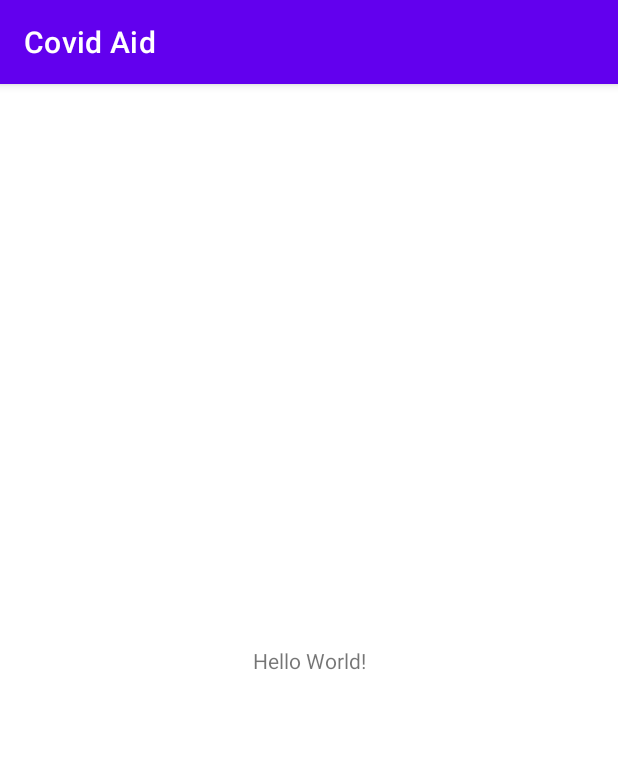
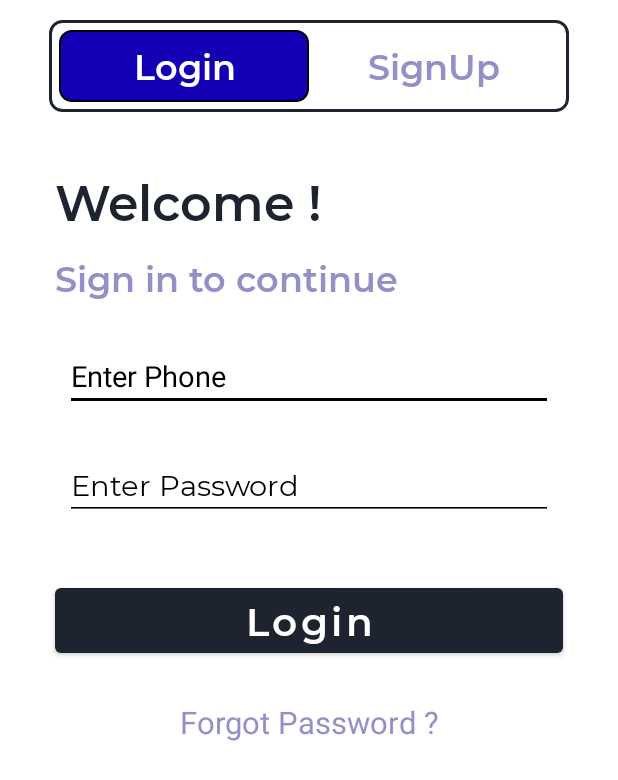
Before and after one commit to iamdhavalparmar/Covid-Aid, an Android app: the screen it shows after launch (MainActivity before the commit, Login after it), on a phone screen of 412 x 824 dp. Shown: the top 780 px of the screen. Run offline under Robolectric (Android 15) with nearby library versions, the phone set to English and light mode, and no system bars; our stand-ins replace sdp/ssp sizes.

Commit message:
SignUp + Login

```diff
--- a/app/build.gradle
+++ b/app/build.gradle
@@ -33,7 +33,9 @@ dependencies {
     implementation 'androidx.appcompat:appcompat:1.2.0'
     implementation 'com.google.android.material:material:1.3.0'
     implementation 'androidx.constraintlayout:constraintlayout:2.0.4'
+    implementation 'androidx.legacy:legacy-support-v4:1.0.0'
     testImplementation 'junit:junit:4.+'
     androidTestImplementation 'androidx.test.ext:junit:1.1.2'
     androidTestImplementation 'androidx.test.espresso:espresso-core:3.3.0'
+    implementation 'com.intuit.sdp:sdp-android:1.0.6'
 }
--- a/app/src/main/AndroidManifest.xml
+++ b/app/src/main/AndroidManifest.xml
@@ -9,7 +9,7 @@
         android:roundIcon="@mipmap/ic_launcher_round"
         android:supportsRtl="true"
         android:theme="@style/Theme.CovidAid">
-        <activity android:name=".MainActivity">
+        <activity android:name=".Login">
             <intent-filter>
                 <action android:name="android.intent.action.MAIN" />
 
--- /dev/null
+++ b/app/src/main/java/com/covidaid/Fragement/LoginFragment.java
@@ -0,0 +1,22 @@
+package com.covidaid.Fragement;
+
+import android.os.Bundle;
+
+import androidx.fragment.app.Fragment;
+
+import android.view.LayoutInflater;
+import android.view.View;
+import android.view.ViewGroup;
+
+import com.covidaid.R;
+
+public class LoginFragment extends Fragment {
+
+    @Override
+    public View onCreateView(LayoutInflater inflater, ViewGroup container,
+                             Bundle savedInstanceState) {
+        // Inflate the layout for this fragment
+        View view = inflater.inflate(R.layout.fragment_login, container, false);
+        return view;
+    }
+}
--- /dev/null
+++ b/app/src/main/java/com/covidaid/Login.java
@@ -0,0 +1,65 @@
+package com.covidaid;
+
+import androidx.appcompat.app.AppCompatActivity;
+import androidx.transition.Fade;
+
+import android.annotation.SuppressLint;
+import android.graphics.Color;
+import android.os.Bundle;
+import android.widget.RadioButton;
+import android.widget.RadioGroup;
+import android.widget.Toast;
+
+import com.covidaid.Fragement.LoginFragment;
+import com.covidaid.Fragement.SignUp;
+import com.covidaid.Utils.Utils;
+
+public class Login extends AppCompatActivity {
+
+    RadioGroup toggle;
+    RadioButton login,signUp;
+    @Override
+    protected void onCreate(Bundle savedInstanceState) {
+        super.onCreate(savedInstanceState);
+        setContentView(R.layout.login);
+
+        toggle = findViewById(R.id.radio_group);
+        login = findViewById(R.id.login);
+        signUp  = findViewById(R.id.signup);
+
+        LoginFragment loginFragment = new LoginFragment();
+        Utils.setMyFragment(loginFragment,getSupportFragmentManager());
+        login.setTextColor(Color.WHITE);
+        toggle.setOnCheckedChangeListener(new RadioGroup.OnCheckedChangeListener() {
+            @SuppressLint({"NonConstantResourceId", "ResourceType"})
+            @Override
+            public void onCheckedChanged(RadioGroup radioGroup, int i) {
+                switch (i){
+                    case R.id.login:
+                        login.setTextColor(Color.WHITE);
+                        signUp.setTextColor(R.color.ligh_blue);
+                        Toast.makeText(Login.this, "Login", Toast.LENGTH_SHORT).show();
+                        LoginFragment loginFragment = new LoginFragment();
+                        loginFragment.setSharedElementEnterTransition(new Utils.DetailsTransition());
+                        loginFragment.setEnterTransition(new Fade());
+                        loginFragment.setExitTransition(new Fade());
+                        loginFragment.setSharedElementReturnTransition(new Utils.DetailsTransition());
+                        Utils.setMyFragment(loginFragment, getSupportFragmentManager());
+                        break;
+                    case R.id.signup:
+                        signUp.setTextColor(Color.WHITE);
+                        login.setTextColor(R.color.ligh_blue);
+                        Toast.makeText(Login.this, "SignUp", Toast.LENGTH_SHORT).show();
+                        SignUp signUpfragment = new SignUp();
+                        signUpfragment.setSharedElementEnterTransition(new Utils.DetailsTransition());
+                        signUpfragment.setEnterTransition(new Fade());
+                        signUpfragment.setExitTransition(new Fade());
+                        signUpfragment.setSharedElementReturnTransition(new Utils.DetailsTransition());
+                        Utils.setMyFragment(signUpfragment, getSupportFragmentManager());
+                        break;
+                }
+            }
+        });
+
+    }
+}
--- a/app/src/main/java/com/covidaid/MainActivity.java
+++ /dev/null
@@ -1,14 +0,0 @@
-package com.covidaid;
-
-import androidx.appcompat.app.AppCompatActivity;
-
-import android.os.Bundle;
-
-public class MainActivity extends AppCompatActivity {
-
-    @Override
-    protected void onCreate(Bundle savedInstanceState) {
-        super.onCreate(savedInstanceState);
-        setContentView(R.layout.activity_main);
-    }
-}
--- /dev/null
+++ b/app/src/main/java/com/covidaid/Utils/Utils.java
@@ -0,0 +1,29 @@
+package com.covidaid.Utils;
+
+import com.covidaid.R;
+
+import androidx.fragment.app.Fragment;
+import androidx.fragment.app.FragmentManager;
+import androidx.fragment.app.FragmentTransaction;
+import androidx.transition.ChangeBounds;
+import androidx.transition.ChangeImageTransform;
+import androidx.transition.ChangeTransform;
+import androidx.transition.TransitionSet;
+
+public class Utils {
+    public static void setMyFragment(Fragment fragment, FragmentManager fragmentManager) {
+
+        FragmentTransaction fragmentTransaction = fragmentManager.beginTransaction();
+        fragmentTransaction.replace(R.id.container_host, fragment);
+        fragmentTransaction.addToBackStack(null);
+        fragmentTransaction.commit();
+    }
+    public static class DetailsTransition extends TransitionSet {
+        public DetailsTransition() {
+            setOrdering(ORDERING_TOGETHER);
+            addTransition(new ChangeBounds()).
+                    addTransition(new ChangeTransform()).
+                    addTransition(new ChangeImageTransform());
+        }
+    }
+}
--- /dev/null
+++ b/app/src/main/res/drawable/radio_button_shape.xml
@@ -0,0 +1,19 @@
+<?xml version="1.0" encoding="utf-8"?>
+<selector xmlns:android="http://schemas.android.com/apk/res/android">
+    <item>
+        <shape
+            android:shape="rectangle">
+            <solid
+                android:color="@color/white"/>
+
+            <corners
+                android:bottomRightRadius="8dp"
+                android:bottomLeftRadius="8dp"
+                android:topLeftRadius="8dp"
+                android:topRightRadius="8dp"/>
+            <stroke
+                android:color="@color/blue"
+                android:width="2dp"/>
+        </shape>
+    </item>
+</selector>
--- /dev/null
+++ b/app/src/main/res/drawable/radio_shape.xml
@@ -0,0 +1,18 @@
+<?xml version="1.0" encoding="utf-8"?>
+<selector xmlns:android="http://schemas.android.com/apk/res/android">
+    <item android:state_checked="true" >
+        <shape
+            android:shape="rectangle">
+            <solid
+                android:color="#1300B4"/>
+            <corners
+                android:bottomRightRadius="8dp"
+                android:bottomLeftRadius="8dp"
+                android:topLeftRadius="8dp"
+                android:topRightRadius="8dp"/>
+            <stroke
+                android:color="@color/black"
+                android:width="@dimen/_1sdp"/>
+        </shape>
+    </item>
+</selector>
--- a/app/src/main/res/layout/activity_main.xml
+++ /dev/null
@@ -1,18 +0,0 @@
-<?xml version="1.0" encoding="utf-8"?>
-<androidx.constraintlayout.widget.ConstraintLayout xmlns:android="http://schemas.android.com/apk/res/android"
-    xmlns:app="http://schemas.android.com/apk/res-auto"
-    xmlns:tools="http://schemas.android.com/tools"
-    android:layout_width="match_parent"
-    android:layout_height="match_parent"
-    tools:context=".MainActivity">
-
-    <TextView
-        android:layout_width="wrap_content"
-        android:layout_height="wrap_content"
-        android:text="Hello World!"
-        app:layout_constraintBottom_toBottomOf="parent"
-        app:layout_constraintLeft_toLeftOf="parent"
-        app:layout_constraintRight_toRightOf="parent"
-        app:layout_constraintTop_toTopOf="parent" />
-
-</androidx.constraintlayout.widget.ConstraintLayout>
--- /dev/null
+++ b/app/src/main/res/layout/fragment_login.xml
@@ -0,0 +1,110 @@
+<?xml version="1.0" encoding="utf-8"?>
+<androidx.core.widget.NestedScrollView xmlns:android="http://schemas.android.com/apk/res/android"
+    xmlns:tools="http://schemas.android.com/tools"
+    android:layout_width="match_parent"
+    android:layout_height="match_parent"
+    xmlns:app="http://schemas.android.com/apk/res-auto"
+    tools:context=".Fragement.LoginFragment"
+    android:orientation="vertical"
+    android:fillViewport="true"
+    android:isScrollContainer="true"
+    android:background="@color/white"
+    android:padding="@dimen/_8sdp">
+
+    <androidx.constraintlayout.widget.ConstraintLayout
+        android:layout_width="match_parent"
+        android:layout_height="match_parent">
+    <TextView
+        android:layout_width="wrap_content"
+        android:layout_height="wrap_content"
+        app:layout_constraintTop_toTopOf="parent"
+        android:layout_marginTop="@dimen/_10sdp"
+        app:layout_constraintBottom_toTopOf="@id/logintext"
+        android:text="@string/welcome"
+        android:id="@+id/welcometext"
+        android:textSize="@dimen/_25sdp"
+        android:layout_marginStart="@dimen/_20sdp"
+        android:fontFamily="@font/montserrat_semibold"
+        android:textColor="@color/blue"
+        app:layout_constraintLeft_toLeftOf="parent"
+        />
+    <TextView
+        android:id="@+id/logintext"
+        android:layout_width="wrap_content"
+        android:layout_height="wrap_content"
+        app:layout_constraintLeft_toLeftOf="parent"
+        app:layout_constraintTop_toBottomOf="@id/welcometext"
+        android:text="@string/sign_in_to_continue"
+        android:fontFamily="@font/montserrat_semibold"
+        app:layout_constraintBottom_toTopOf="@id/enteremail"
+        android:textSize="@dimen/_18sdp"
+        android:textColor="@color/ligh_blue"
+        android:layout_marginTop="@dimen/_10sdp"
+        android:layout_marginStart="@dimen/_20sdp"
+        />
+
+        <EditText
+            android:layout_width="match_parent"
+            android:layout_height="wrap_content"
+            android:id="@+id/enteremail"
+            android:backgroundTint="@color/black"
+            android:layout_marginTop="@dimen/_20sdp"
+            android:layout_marginLeft="@dimen/_25sdp"
+            android:layout_marginRight="@dimen/_25sdp"
+            app:layout_constraintLeft_toLeftOf="parent"
+            app:layout_constraintRight_toRightOf="parent"
+            app:layout_constraintTop_toBottomOf="@id/logintext"
+            app:layout_constraintBottom_toTopOf="@id/enterpass"
+            android:textColor="@color/black"
+            android:textColorHint="@color/black"
+            android:hint="@string/enter_email_phone"
+            android:textSize="@dimen/_15sdp"/>
+
+        <EditText
+            android:layout_marginTop="@dimen/_20sdp"
+            android:layout_marginLeft="@dimen/_25sdp"
+            android:layout_marginRight="@dimen/_25sdp"
+            android:textColorHint="@color/black"
+            android:backgroundTint="@color/black"
+            android:id="@+id/enterpass"
+            app:layout_constraintBottom_toTopOf="@id/loginbutton"
+            app:layout_constraintTop_toBottomOf="@+id/enteremail"
+            app:layout_constraintLeft_toLeftOf="parent"
+            app:layout_constraintRight_toRightOf="parent"
+            android:layout_width="match_parent"
+            android:fontFamily="@font/montserrat_regular"
+            android:textSize="@dimen/_15sdp"
+            android:inputType="textPassword"
+            android:textColor="@color/black"
+            android:layout_height="wrap_content"
+            android:hint="@string/enter_password"
+            android:autofillHints="@string/enter_password" />
+
+    <Button
+        android:id="@+id/loginbutton"
+        android:layout_width="match_parent"
+        android:layout_height="wrap_content"
+        android:layout_marginTop="@dimen/_30sdp"
+        app:layout_constraintTop_toBottomOf="@id/enterpass"
+        android:text="@string/login"
+        android:textSize="@dimen/_20sdp"
+        android:fontFamily="@font/montserrat_semibold"
+        app:layout_constraintLeft_toLeftOf="parent"
+        app:layout_constraintRight_toRightOf="parent"
+        android:layout_marginLeft="@dimen/_20sdp"
+        android:layout_marginRight="@dimen/_20sdp"
+        android:textAllCaps="false"
+        android:textColor="@color/white"
+        />
+    <TextView
+        android:layout_width="wrap_content"
+        android:layout_height="wrap_content"
+        app:layout_constraintLeft_toLeftOf="parent"
+        app:layout_constraintRight_toRightOf="parent"
+        app:layout_constraintTop_toBottomOf="@id/loginbutton"
+        android:layout_marginTop="@dimen/_20sdp"
+        android:text="@string/forgot_password"
+        android:textSize="@dimen/_16sdp"
+        android:textColor="@color/ligh_blue"/>
+    </androidx.constraintlayout.widget.ConstraintLayout>
+</androidx.core.widget.NestedScrollView>
--- /dev/null
+++ b/app/src/main/res/layout/login.xml
@@ -0,0 +1,64 @@
+<?xml version="1.0" encoding="utf-8"?>
+<androidx.constraintlayout.widget.ConstraintLayout xmlns:android="http://schemas.android.com/apk/res/android"
+    xmlns:app="http://schemas.android.com/apk/res-auto"
+    xmlns:tools="http://schemas.android.com/tools"
+    android:layout_width="match_parent"
+    android:layout_height="match_parent"
+    app:layout_constraintVertical_chainStyle="packed"
+    android:background="@color/white"
+    tools:context=".Login">
+
+    <RadioGroup
+        android:id="@+id/radio_group"
+        android:layout_width="match_parent"
+        android:layout_height="wrap_content"
+        android:layout_marginTop="@dimen/_10sdp"
+        android:layout_marginLeft="@dimen/_25sdp"
+        android:layout_marginRight="@dimen/_25sdp"
+        android:orientation="horizontal"
+        android:padding="@dimen/_5sdp"
+        android:background="@drawable/radio_button_shape"
+        app:layout_constraintTop_toBottomOf="parent"
+        app:layout_constraintBottom_toTopOf="@id/container_host"
+        app:layout_constraintLeft_toLeftOf="parent"
+        app:layout_constraintRight_toRightOf="parent"
+        app:layout_constraintTop_toTopOf="parent">
+
+        <RadioButton
+            android:layout_width="0dp"
+            android:layout_height="wrap_content"
+            android:layout_weight="1"
+            android:button="@null"
+            android:checked="true"
+            android:id="@+id/login"
+            android:background="@drawable/radio_shape"
+            android:textColor="@color/ligh_blue"
+            android:textSize="@dimen/_18sdp"
+            android:fontFamily="@font/montserrat_semibold"
+            android:gravity="center"
+            android:text="Login" />
+
+        <RadioButton
+            android:id="@+id/signup"
+            android:layout_width="0dp"
+            android:layout_height="wrap_content"
+            android:layout_weight="1"
+            android:button="@null"
+            android:fontFamily="@font/montserrat_semibold"
+            android:textSize="@dimen/_18sdp"
+            android:background="@drawable/radio_shape"
+            android:textColor="@color/ligh_blue"
+            android:gravity="center"
+            android:text="SignUp" />
+    </RadioGroup>
+
+    <FrameLayout
+        android:id="@+id/container_host"
+        android:layout_width="match_parent"
+        android:layout_height="0dp"
+        android:layout_marginTop="@dimen/_10sdp"
+        app:layout_constraintBottom_toBottomOf="parent"
+        app:layout_constraintLeft_toLeftOf="parent"
+        app:layout_constraintRight_toRightOf="parent"
+        app:layout_constraintTop_toBottomOf="@+id/radio_group" />
+</androidx.constraintlayout.widget.ConstraintLayout>
--- a/app/src/main/res/values-night/themes.xml
+++ b/app/src/main/res/values-night/themes.xml
@@ -1,9 +1,9 @@
 <resources xmlns:tools="http://schemas.android.com/tools">
     <!-- Base application theme. -->
-    <style name="Theme.CovidAid" parent="Theme.MaterialComponents.DayNight.DarkActionBar">
+    <style name="Theme.CovidAid" parent="Theme.MaterialComponents.DayNight.NoActionBar">
         <!-- Primary brand color. -->
-        <item name="colorPrimary">@color/purple_200</item>
-        <item name="colorPrimaryVariant">@color/purple_700</item>
+        <item name="colorPrimary">@color/blue</item>
+        <item name="colorPrimaryVariant">@color/blue</item>
         <item name="colorOnPrimary">@color/black</item>
         <!-- Secondary brand color. -->
         <item name="colorSecondary">@color/teal_200</item>
--- a/app/src/main/res/values/colors.xml
+++ b/app/src/main/res/values/colors.xml
@@ -7,4 +7,7 @@
     <color name="teal_700">#FF018786</color>
     <color name="black">#FF000000</color>
     <color name="white">#FFFFFFFF</color>
+    <color name="blue">#1E242F</color>
+    <color name="background">#A0A0A0</color>
+    <color name="ligh_blue">#9290C7</color>
 </resources>
--- a/app/src/main/res/values/strings.xml
+++ b/app/src/main/res/values/strings.xml
@@ -1,3 +1,18 @@
 <resources>
     <string name="app_name">Covid Aid</string>
+    <!-- TODO: Remove or change this placeholder text -->
+    <string name="hello_blank_fragment">Hello blank fragment</string>
+    <string name="signup">Sign Up</string>
+    <string name="enter_email_phone">Enter Phone</string>
+    <string name="login">Login</string>
+    <string name="welcome">Welcome !</string>
+    <string name="sign_in_to_continue">Sign in to continue</string>
+    <string name="forgot_password">Forgot Password ?</string>
+    <string name="hi">Hi!</string>
+    <string name="create_a_new_account">Create a new account</string>
+    <string name="enter_name">Enter Name</string>
+    <string name="enter_phone">Enter Phone</string>
+    <string name="enter_password">Enter Password</string>
+    <string name="re_enter_password">Re-Enter Password</string>
+    <string name="sing_up">Sing Up</string>
 </resources>
--- a/app/src/main/res/values/themes.xml
+++ b/app/src/main/res/values/themes.xml
@@ -1,8 +1,8 @@
 <resources xmlns:tools="http://schemas.android.com/tools">
     <!-- Base application theme. -->
-    <style name="Theme.CovidAid" parent="Theme.MaterialComponents.DayNight.DarkActionBar">
+    <style name="Theme.CovidAid" parent="Theme.MaterialComponents.DayNight.NoActionBar">
         <!-- Primary brand color. -->
-        <item name="colorPrimary">@color/purple_500</item>
+        <item name="colorPrimary">@color/blue</item>
         <item name="colorPrimaryVariant">@color/purple_700</item>
         <item name="colorOnPrimary">@color/white</item>
         <!-- Secondary brand color. -->
```
Also changed, not shown: app/src/main/java/com/covidaid/Fragement/SignUp.java (added, +22 -0 lines), app/src/main/res/layout/fragment_sign_up.xml (added, +166 -0 lines), app/src/main/res/font/montserrat_light.ttf (added), app/src/main/res/font/montserrat_regular.ttf (added), app/src/main/res/font/montserrat_semibold.ttf (added).
